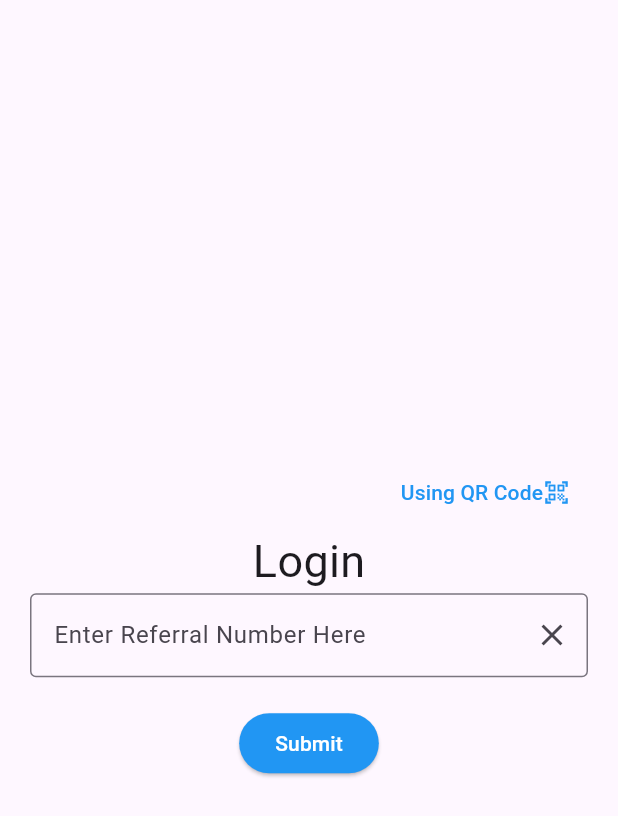
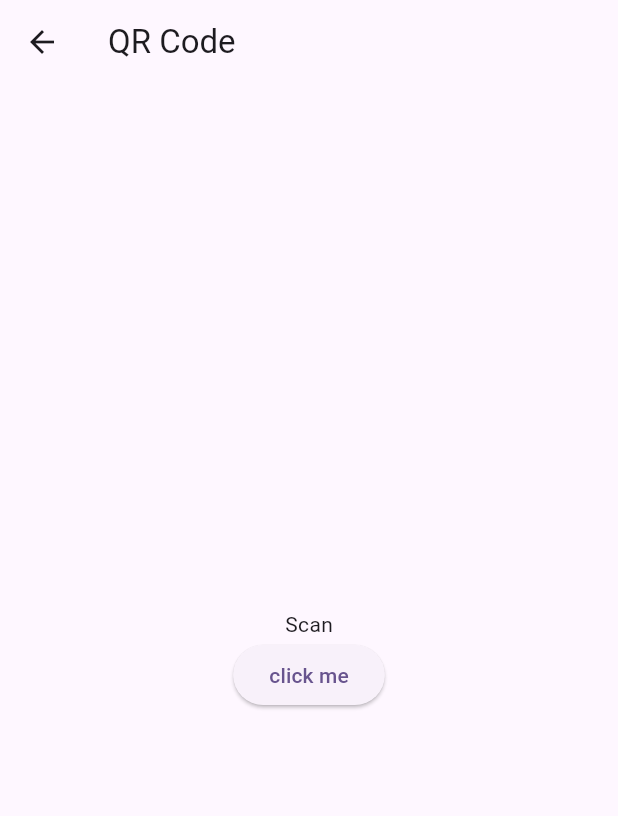
Before and after one commit to KiyaTilahun/refferal_tracking_system_flutter, a Flutter app: the screen it shows after launch, after a tap on "Using QR Code", on a phone screen of 412 x 824 dp. Shown: the top 816 px of the screen. Run offline on Flutter 3.47's test engine with Material 3 defaults, Android fonts, the phone set to English and light mode, and no system bars; our stand-ins replace flutter_native_splash; missing offline and left inert: flutter_barcode_scanner; statements that could not run were skipped.

Commit message:
started with the login page

```diff
--- a/lib/main.dart
+++ b/lib/main.dart
@@ -1,4 +1,5 @@
 import 'package:final_year/pages/mainpage.dart';
+import 'package:final_year/pages/qrscanner.dart';
 import 'package:flutter/material.dart';
 import 'package:flutter_native_splash/flutter_native_splash.dart';
 
@@ -18,25 +19,19 @@ class MyApp extends StatelessWidget {
   Widget build(BuildContext context) {
     return MaterialApp(
       title: 'Flutter',
+
       theme: ThemeData(
-        // This is the theme of your application.
-        //
-        // TRY THIS: Try running your application with "flutter run". You'll see
-        // the application has a blue toolbar. Then, without quitting the app,
-        // try changing the seedColor in the colorScheme below to Colors.green
-        // and then invoke "hot reload" (save your changes or press the "hot
-        // reload" button in a Flutter-supported IDE, or press "r" if you used
-        // the command line to start the app).
-        //
-        // Notice that the counter didn't reset back to zero; the application
-        // state is not lost during the reload. To reset the state, use hot
-        // restart instead.
-        //
-        // This works for code too, not just values: Most code changes can be
-        // tested with just a hot reload.
         colorScheme: ColorScheme.fromSeed(seedColor: Colors.deepPurple),
         useMaterial3: true,
       ),
+      routes: {
+    // When navigating to the "/" route, build the FirstScreen widget.
+
+    // When navigating to the "/second" route, build the SecondScreen widget.
+    '/login': (context) => const  LoginPage(),
+    '/qrscanner': (context) => const QrPage(),
+
+  },
       home: const LoginPage(),
     );
   }
--- a/lib/pages/mainpage.dart
+++ b/lib/pages/mainpage.dart
@@ -12,7 +12,7 @@ class LoginPage extends StatefulWidget {
 class _LoginPageState extends State<LoginPage> {
   final _textController = TextEditingController();
   final _formKey = GlobalKey<FormState>();
-     String _text = '';
+  String _text = '';
   @override
   Widget build(BuildContext context) {
     return Scaffold(
@@ -25,14 +25,26 @@ class _LoginPageState extends State<LoginPage> {
                 mainAxisAlignment: MainAxisAlignment.center,
                 crossAxisAlignment: CrossAxisAlignment.center,
                 children: [
-                  Row(mainAxisAlignment: MainAxisAlignment.end,children: [ TextButton(
-  style: ButtonStyle(
-    foregroundColor: MaterialStateProperty.all<Color>(Colors.blue),
-  ),
-  onPressed: () { },
-  child: Row(children: [Text("Using QR Code"),Icon(Icons.qr_code_scanner)],),
-
-              ),],),
+                  Row(
+                    mainAxisAlignment: MainAxisAlignment.end,
+                    children: [
+                      TextButton(
+                        style: ButtonStyle(
+                          foregroundColor:
+                              MaterialStateProperty.all<Color>(Colors.blue),
+                        ),
+                        onPressed: () {
+                           Navigator.pushNamed(context, '/qrscanner');
+                        },
+                        child: Row(
+                          children: [
+                            Text("Using QR Code"),
+                            Icon(Icons.qr_code_scanner)
+                          ],
+                        ),
+                      ),
+                    ],
+                  ),
                   Text(
                     'Login',
                     style: TextStyle(fontSize: 30),
@@ -66,10 +78,12 @@ class _LoginPageState extends State<LoginPage> {
                   SizedBox(
                       height: 20.0), // Add space between TextField and button
                   ElevatedButton(
-                      style: ButtonStyle(
-                    backgroundColor: MaterialStateProperty.all<Color>(Colors.blue), // Change background color
-                    foregroundColor: MaterialStateProperty.all<Color>(Colors.white), // Change text color
-                  ),
+                    style: ButtonStyle(
+                      backgroundColor: MaterialStateProperty.all<Color>(
+                          Colors.blue), // Change background color
+                      foregroundColor: MaterialStateProperty.all<Color>(
+                          Colors.white), // Change text color
+                    ),
                     onPressed: () {
                       if (_formKey.currentState!.validate()) {
                         ScaffoldMessenger.of(context).showSnackBar(
--- /dev/null
+++ b/lib/pages/qrscanner.dart
@@ -0,0 +1,54 @@
+// ignore_for_file: prefer_const_constructors, prefer_const_literals_to_create_immutables, avoid_print
+
+import 'package:flutter/material.dart';
+import 'package:flutter/services.dart';
+import 'package:flutter_barcode_scanner/flutter_barcode_scanner.dart';
+
+class QrPage extends StatefulWidget {
+  const QrPage({super.key});
+
+  @override
+  State<QrPage> createState() => _QrPageState();
+}
+
+class _QrPageState extends State<QrPage> {
+  String getResult = "Scan";
+  @override
+  Widget build(BuildContext context) {
+    return Scaffold(
+      appBar: AppBar(
+        title: Text("QR Code"),
+      ),
+      body: Center(
+        child: Column(
+          mainAxisAlignment: MainAxisAlignment.center,
+          children: [
+            Text(getResult),
+            ElevatedButton(
+              child: Text("click me"),
+              onPressed: () {
+                qrCode();
+              },
+            ),
+          ],
+        ),
+      ),
+    );
+  }
+
+  void qrCode() async {
+    try {
+      final barcodeScanRes = await FlutterBarcodeScanner.scanBarcode(
+          "#ff6666", "Cancel", false, ScanMode.QR);
+      if (mounted) {
+        print("mounted");
+      }
+
+      setState(() {
+        getResult = barcodeScanRes;
+      });
+    } on PlatformException {
+      getResult = "Failed to Retreive Data";
+    }
+  }
+}
--- a/pubspec.yaml
+++ b/pubspec.yaml
@@ -36,6 +36,7 @@ dependencies:
   # The following adds the Cupertino Icons font to your application.
   # Use with the CupertinoIcons class for iOS style icons.
   cupertino_icons: ^1.0.2
+  flutter_barcode_scanner: ^2.0.0
 
 flutter_native_splash:
   android: true
```
Also changed, not shown: pubspec.lock.
